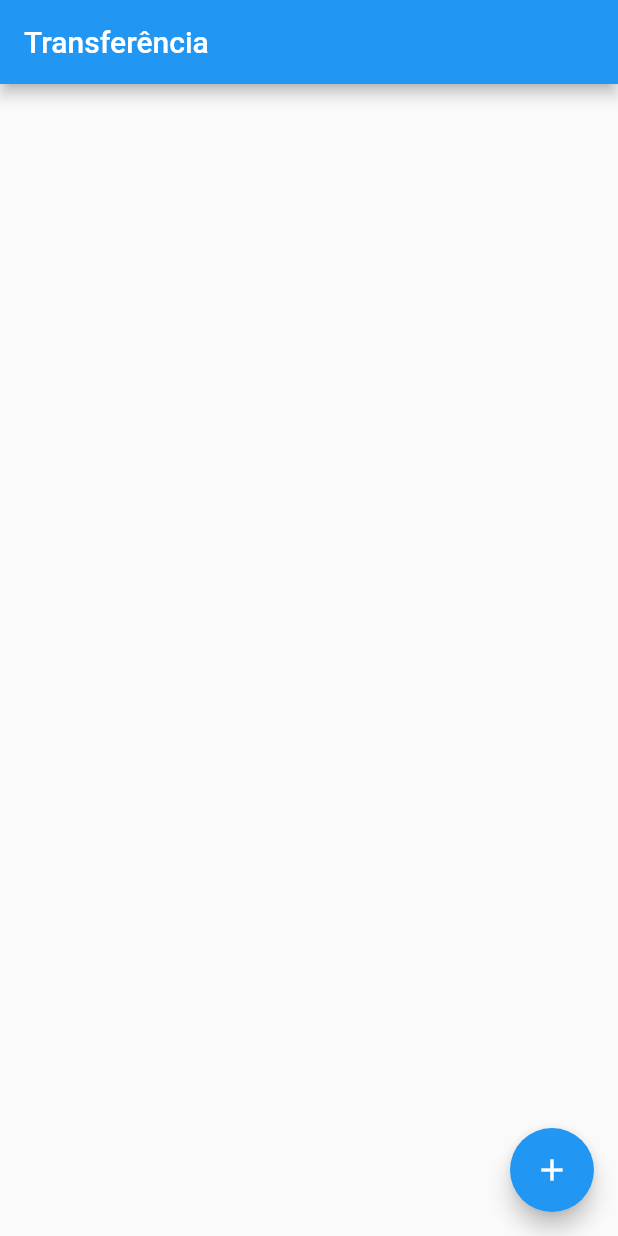
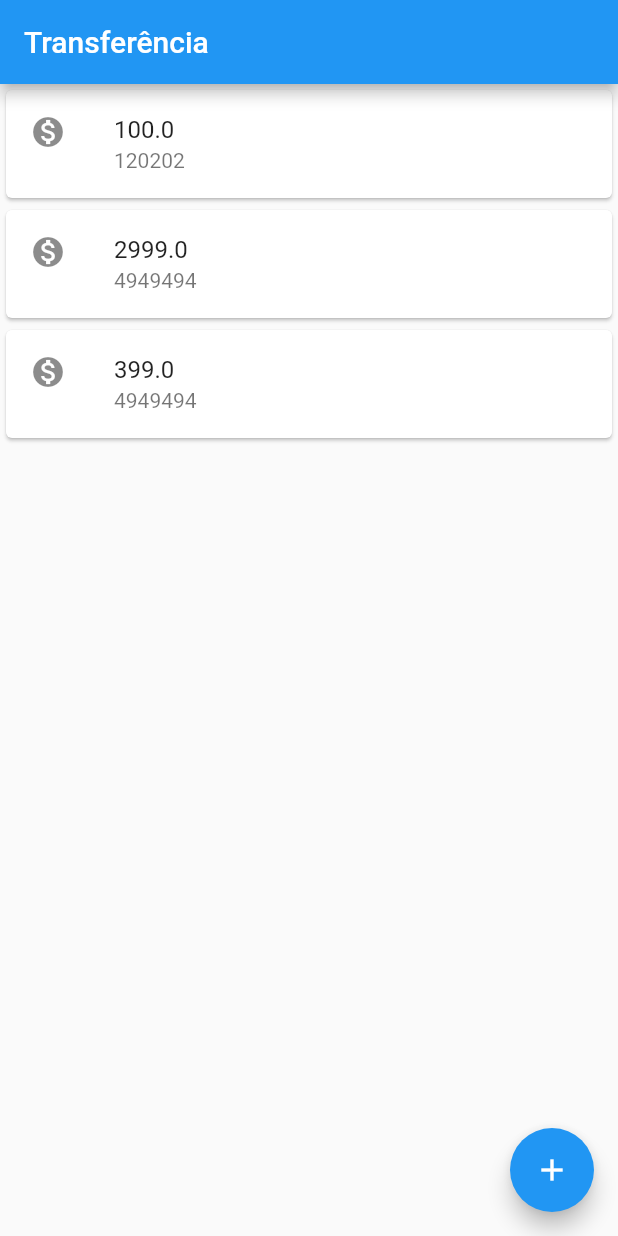
Before and after one commit to wiliamtaesunglee/flutter-bytebank, a Flutter app: the screen it shows after launch, on a phone screen of 412 x 824 dp. Run offline on Flutter 3.47's test engine with Material 2 defaults, Android fonts, the phone set to English and light mode, and no system bars.

Commit message:
feat: add class and pass to children body

```diff
--- a/lib/main.dart
+++ b/lib/main.dart
@@ -6,7 +6,36 @@ void main() => runApp(MaterialApp(
             title: Text('Transferência'),
           ),
           floatingActionButton: FloatingActionButton(
+            onPressed: () {},
             child: Icon(Icons.add),
           ),
-      ),
+          body: Column(
+            children: <Widget>[
+              ItemTransferencia(Transferencia(100, 120202)),
+              ItemTransferencia(Transferencia(2999, 4949494)),
+              ItemTransferencia(Transferencia(399, 4949494)),
+            ],
+          )),
     ));
+
+class Transferencia {
+  final double valor;
+  final int numeroConta;
+
+  Transferencia(this.valor, this.numeroConta);
+}
+
+class ItemTransferencia extends StatelessWidget {
+  final Transferencia _tranferencia;
+
+  ItemTransferencia(this._tranferencia);
+  @override
+  Widget build(BuildContext context) {
+    return Card(
+      child: ListTile(
+          leading: Icon(Icons.monetization_on),
+          title: Text(_tranferencia.valor.toString()),
+          subtitle: Text(_tranferencia.numeroConta.toString())),
+    );
+  }
+}
```
Lines whose indentation alone changed are shown as unchanged.
